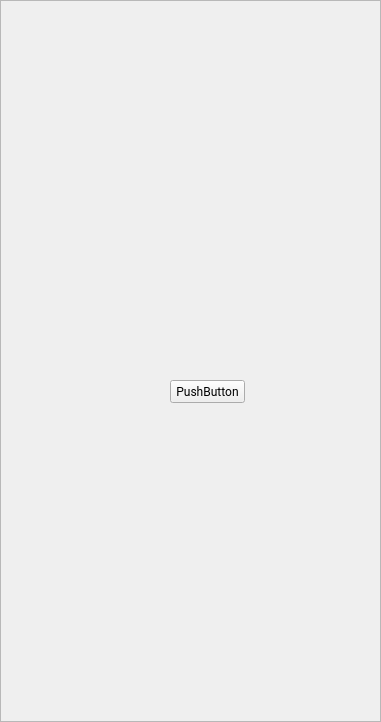
Above: Willing to Help/wth_dockwidget_base.ui from terrafo/2016_group1_WTH before the change. Below: the same form after it.
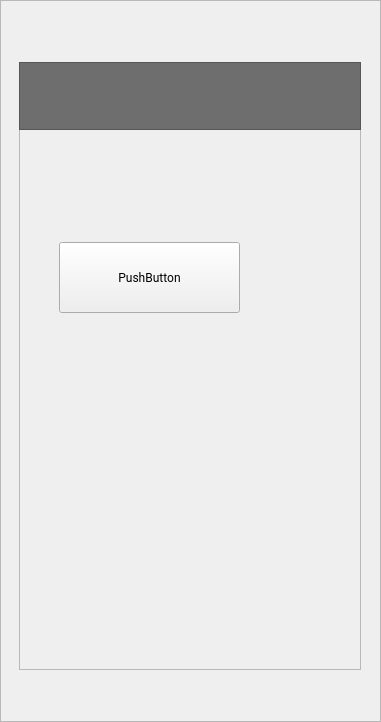
That is the form after the change. Icons and pictures are not drawn.

Commit message: Building the templates

Patch:
```diff
--- a/Willing to Help/wth_dockwidget_base.ui
+++ b/Willing to Help/wth_dockwidget_base.ui
@@ -93,13 +93,44 @@
    <property name="frameShadow">
     <enum>QFrame::Raised</enum>
    </property>
+   <zorder>Screen</zorder>
+   <zorder>Screen</zorder>
+   <zorder>Screen</zorder>
+   <zorder>Screen</zorder>
+  </widget>
+  <widget class="QFrame" name="Screen">
+   <property name="geometry">
+    <rect>
+     <x>19</x>
+     <y>62</y>
+     <width>342</width>
+     <height>608</height>
+    </rect>
+   </property>
+   <property name="font">
+    <font>
+     <family>Roboto</family>
+    </font>
+   </property>
+   <property name="cursor">
+    <cursorShape>PointingHandCursor</cursorShape>
+   </property>
+   <property name="styleSheet">
+    <string notr="true"/>
+   </property>
+   <property name="frameShape">
+    <enum>QFrame::StyledPanel</enum>
+   </property>
+   <property name="frameShadow">
+    <enum>QFrame::Raised</enum>
+   </property>
    <widget class="QPushButton" name="pushButton">
     <property name="geometry">
      <rect>
-      <x>170</x>
-      <y>380</y>
-      <width>75</width>
-      <height>23</height>
+      <x>40</x>
+      <y>180</y>
+      <width>181</width>
+      <height>71</height>
      </rect>
     </property>
     <property name="font">
@@ -114,6 +145,39 @@
      <string>PushButton</string>
     </property>
    </widget>
+   <widget class="QFrame" name="top_bar">
+    <property name="geometry">
+     <rect>
+      <x>0</x>
+      <y>0</y>
+      <width>342</width>
+      <height>68</height>
+     </rect>
+    </property>
+    <property name="font">
+     <font>
+      <family>Roboto</family>
+     </font>
+    </property>
+    <property name="cursor">
+     <cursorShape>PointingHandCursor</cursorShape>
+    </property>
+    <property name="styleSheet">
+     <string notr="true">background-color:rgb(110, 110, 110);</string>
+    </property>
+    <property name="frameShape">
+     <enum>QFrame::StyledPanel</enum>
+    </property>
+    <property name="frameShadow">
+     <enum>QFrame::Raised</enum>
+    </property>
+   </widget>
+   <zorder>ScreenFrame</zorder>
+   <zorder>ScreenFrame</zorder>
+   <zorder>ScreenFrame</zorder>
+   <zorder>ScreenFrame</zorder>
+   <zorder>top_bar</zorder>
+   <zorder>pushButton</zorder>
   </widget>
  </widget>
  <resources/>
```
Left out of the diff: 5 changed lines with no effect on the pictures.
